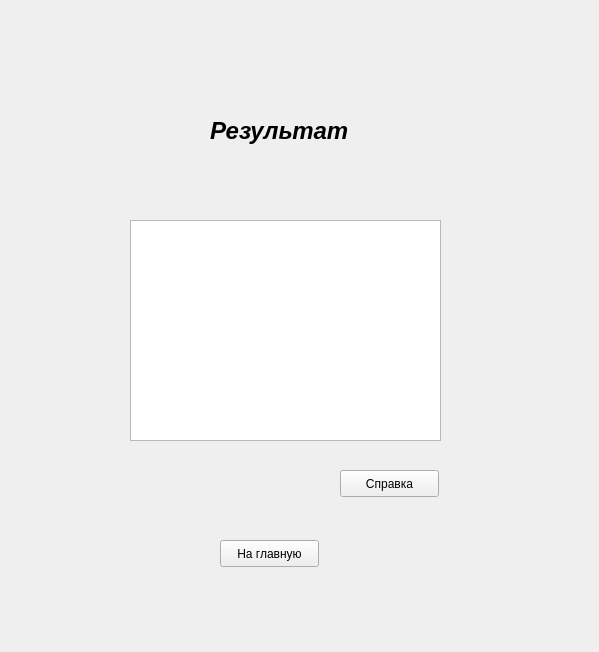
First picture: the form in form.ui, repository chester5009/fire_protection, before the edit.
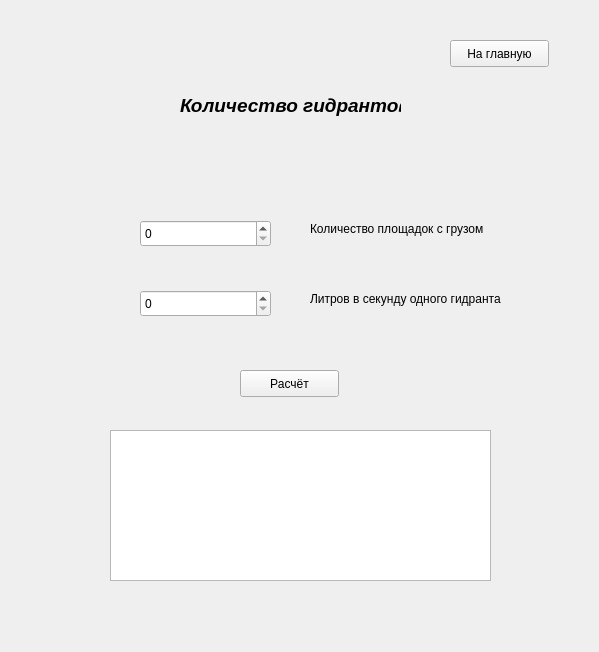
Second picture: the form after the edit.

```diff
--- a/form.ui
+++ b/form.ui
@@ -23,7 +23,7 @@
     </rect>
    </property>
    <property name="currentIndex">
-    <number>2</number>
+    <number>6</number>
    </property>
    <widget class="QWidget" name="page">
     <widget class="QLabel" name="label_2">
@@ -545,6 +545,121 @@
      </property>
     </widget>
    </widget>
+   <widget class="QWidget" name="page_7">
+    <widget class="QLabel" name="label_9">
+     <property name="geometry">
+      <rect>
+       <x>170</x>
+       <y>80</y>
+       <width>221</width>
+       <height>31</height>
+      </rect>
+     </property>
+     <property name="font">
+      <font>
+       <pointsize>14</pointsize>
+       <weight>75</weight>
+       <italic>true</italic>
+       <bold>true</bold>
+      </font>
+     </property>
+     <property name="text">
+      <string>Количество гидрантов</string>
+     </property>
+    </widget>
+    <widget class="QPushButton" name="pushButton_8">
+     <property name="geometry">
+      <rect>
+       <x>440</x>
+       <y>30</y>
+       <width>99</width>
+       <height>27</height>
+      </rect>
+     </property>
+     <property name="text">
+      <string>На главную</string>
+     </property>
+    </widget>
+    <widget class="QSpinBox" name="spinBox_4">
+     <property name="geometry">
+      <rect>
+       <x>130</x>
+       <y>210</y>
+       <width>131</width>
+       <height>27</height>
+      </rect>
+     </property>
+     <property name="maximum">
+      <number>900000</number>
+     </property>
+    </widget>
+    <widget class="QLabel" name="label_11">
+     <property name="geometry">
+      <rect>
+       <x>300</x>
+       <y>210</y>
+       <width>231</width>
+       <height>17</height>
+      </rect>
+     </property>
+     <property name="text">
+      <string>Количество площадок с грузом</string>
+     </property>
+    </widget>
+    <widget class="QSpinBox" name="spinBox_5">
+     <property name="geometry">
+      <rect>
+       <x>130</x>
+       <y>280</y>
+       <width>131</width>
+       <height>27</height>
+      </rect>
+     </property>
+    </widget>
+    <widget class="QLabel" name="label_12">
+     <property name="geometry">
+      <rect>
+       <x>300</x>
+       <y>280</y>
+       <width>251</width>
+       <height>17</height>
+      </rect>
+     </property>
+     <property name="text">
+      <string>Литров в секунду одного гидранта</string>
+     </property>
+    </widget>
+    <widget class="QPushButton" name="pushButton_9">
+     <property name="geometry">
+      <rect>
+       <x>230</x>
+       <y>360</y>
+       <width>99</width>
+       <height>27</height>
+      </rect>
+     </property>
+     <property name="text">
+      <string>Расчёт</string>
+     </property>
+    </widget>
+    <widget class="QTextBrowser" name="textBrowser_5">
+     <property name="geometry">
+      <rect>
+       <x>100</x>
+       <y>420</y>
+       <width>381</width>
+       <height>151</height>
+      </rect>
+     </property>
+     <property name="html">
+      <string>&lt;!DOCTYPE HTML PUBLIC &quot;-//W3C//DTD HTML 4.0//EN&quot; &quot;http://www.w3.org/TR/REC-html40/strict.dtd&quot;&gt;
+&lt;html&gt;&lt;head&gt;&lt;meta name=&quot;qrichtext&quot; content=&quot;1&quot; /&gt;&lt;style type=&quot;text/css&quot;&gt;
+p, li { white-space: pre-wrap; }
+&lt;/style&gt;&lt;/head&gt;&lt;body style=&quot; font-family:'Ubuntu'; font-size:11pt; font-weight:400; font-style:normal;&quot;&gt;
+&lt;p style=&quot;-qt-paragraph-type:empty; margin-top:0px; margin-bottom:24px; margin-left:0px; margin-right:0px; -qt-block-indent:0; text-indent:0px; background-color:#ffffff;&quot;&gt;&lt;br /&gt;&lt;/p&gt;&lt;/body&gt;&lt;/html&gt;</string>
+     </property>
+    </widget>
+   </widget>
   </widget>
  </widget>
  <resources/>
```
Left out of the diff: 5 changed lines with no effect on the pictures.
